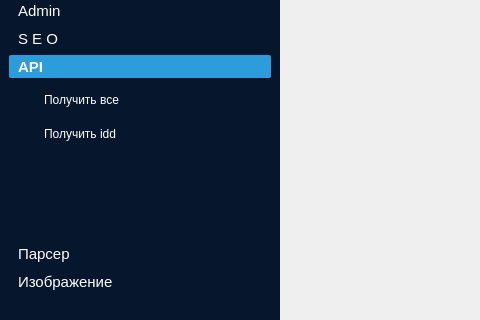
Before: the Qt Designer form UI_window.ui in Gatalist/qt_application, drawn with Qt 5; both pictures show x 0 to 480 and y 94 to 414 of the 1135 by 773 pixel window.
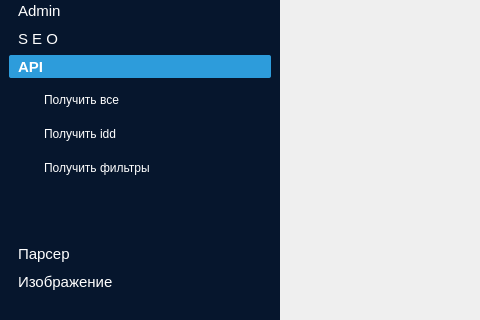
After: the same form once the commit is applied. The open tabs and pages were chosen to show the change. Icons and pictures are not drawn.

Commit message: add page get filters for category

Patch:
```diff
--- a/UI_window.ui
+++ b/UI_window.ui
@@ -861,8 +861,8 @@
            <rect>
             <x>0</x>
             <y>0</y>
-            <width>135</width>
-            <height>82</height>
+            <width>262</width>
+            <height>135</height>
            </rect>
           </property>
           <attribute name="icon">
@@ -910,6 +910,17 @@
              </property>
             </widget>
            </item>
+           <item>
+            <widget class="QPushButton" name="api_get_filters">
+             <property name="text">
+              <string>Получить фильтры</string>
+             </property>
+             <property name="icon">
+              <iconset resource="source/resource.qrc">
+               <normaloff>:/icons/icons/funnel-fill.svg</normaloff>:/icons/icons/funnel-fill.svg</iconset>
+             </property>
+            </widget>
+           </item>
            <item>
             <spacer name="verticalSpacer_6">
              <property name="orientation">
```
Left out of the diff: 24 changed lines with no effect on the pictures. The commit also changes 13 other files.
